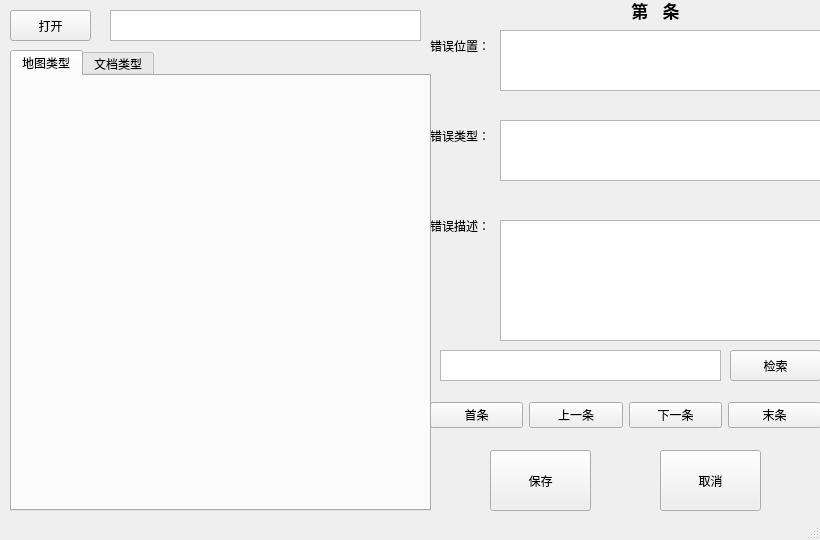
HonghaoQiu/DESA, file UI_Frame/dilizhijian.ui: the form before one commit.
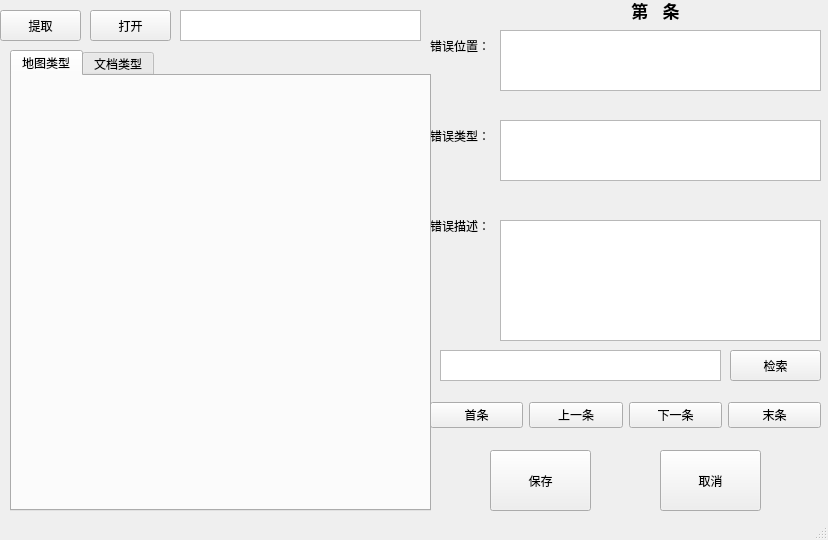
The form after the commit.

What changed in the file:
```diff
--- a/UI_Frame/dilizhijian.ui
+++ b/UI_Frame/dilizhijian.ui
@@ -6,7 +6,7 @@
    <rect>
     <x>0</x>
     <y>0</y>
-    <width>820</width>
+    <width>828</width>
     <height>540</height>
    </rect>
   </property>
@@ -161,7 +161,7 @@
    <widget class="QPushButton" name="OpenFile">
     <property name="geometry">
      <rect>
-      <x>10</x>
+      <x>90</x>
       <y>10</y>
       <width>81</width>
       <height>31</height>
@@ -174,9 +174,9 @@
    <widget class="QTextEdit" name="FilePath">
     <property name="geometry">
      <rect>
-      <x>110</x>
+      <x>180</x>
       <y>10</y>
-      <width>311</width>
+      <width>241</width>
       <height>31</height>
      </rect>
     </property>
@@ -282,6 +282,19 @@
      <set>Qt::AlignCenter</set>
     </property>
    </widget>
+   <widget class="QPushButton" name="extractData">
+    <property name="geometry">
+     <rect>
+      <x>0</x>
+      <y>10</y>
+      <width>81</width>
+      <height>31</height>
+     </rect>
+    </property>
+    <property name="text">
+     <string>提取</string>
+    </property>
+   </widget>
   </widget>
   <widget class="QMenuBar" name="menubar">
    <property name="geometry">
```
Left out of the diff: 2 changed lines with no effect on the pictures.
